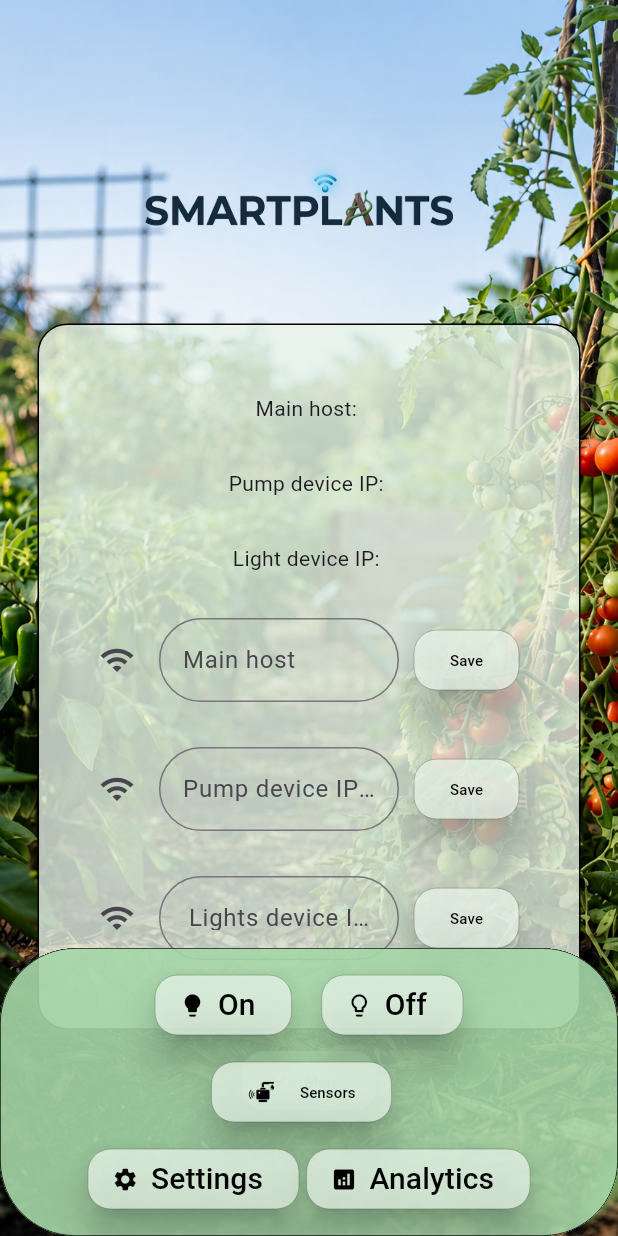
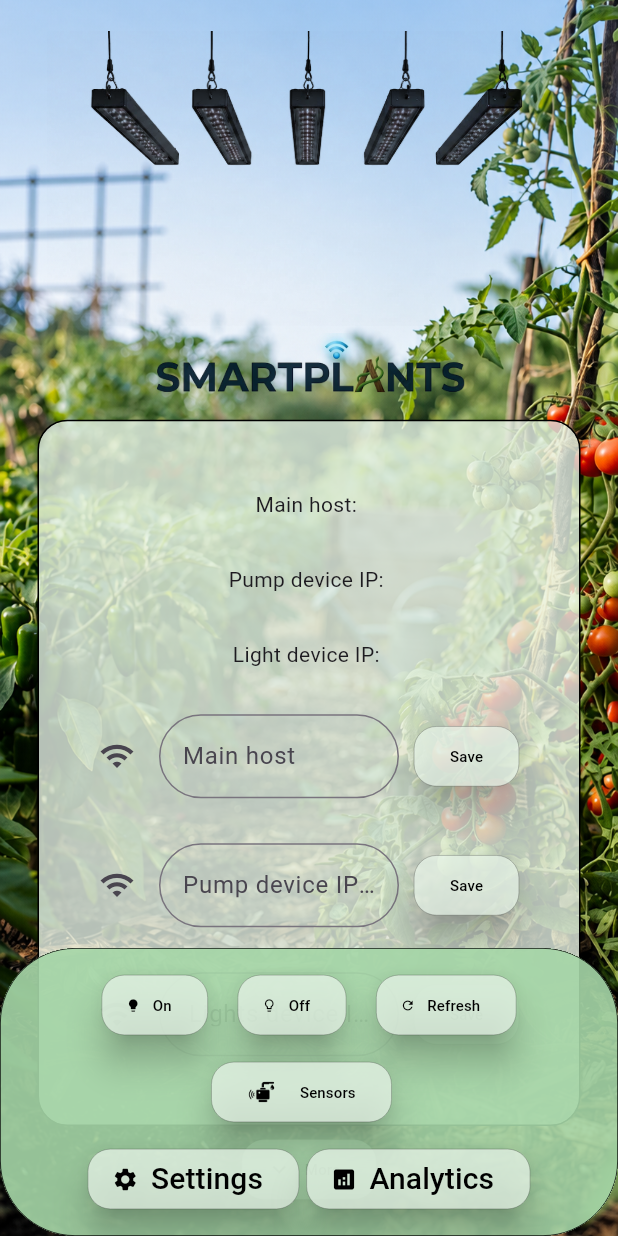
Before and after one commit to KacperKarolJanicki/SmartPlants, a Flutter app: the screen it shows after launch, after a tap on "More", on a phone screen of 412 x 824 dp. Run offline on Flutter 3.47's test engine with Material 3 defaults, Android fonts, the light colour scheme and no system bars; our stand-ins replace shared_preferences, syncfusion_flutter_charts; missing offline and left inert: backend_connection.

Commit message:
Night / Day state added and widget with lamps state. It's a temporary solution, because my time for work with module on balcony is limited (place is also , and I'm not living alone)

```diff
--- a/flutter_app/lib/main.dart
+++ b/flutter_app/lib/main.dart
@@ -2,10 +2,12 @@ import 'package:esp32_module/views/analitics/analytics.dart';
 import 'package:esp32_module/views/settings/components/wireless_settings.dart';
 import 'package:esp32_module/views/settings/settings.dart';
 import 'package:esp32_module/widget_components/app_style_scaffold.dart';
+import 'package:esp32_module/widget_components/lights_widget.dart';
 import 'package:esp32_module/widget_components/pomp_toolbar.dart';
 import 'package:esp32_module/widget_components/sensor_percentage_toolbar.dart';
 import 'package:flutter/material.dart';
 import 'package:backend_connection/backend_connection.dart';
+import 'function_components/local_data_storage.dart';
 import 'widget_components/container_widget.dart';
 import 'widget_components/button.dart';
 import 'function_components/connection.dart';
@@ -34,12 +36,21 @@ class _MyHomePageState extends State<MyHomePage> {
 
   String connectionIconPath = '';
   bool percentageLoading = false;
-  bool light = false;
+  bool lightLoading = false;
 
   void connection() async {
     setState(() {
       isLoading = true;
+      lightLoading = true;
     });
+    if(lightsOn){
+    currentLightsState = await backend.download(
+        '$host/light',
+        '$host/light').whenComplete((){
+          setState(() {
+            lightLoading = false;
+          });
+    });}
     fromSensorsData = await backend.download('$host/ground_data', '$host/ground_data', headers: {'deviceIp':pumpDeviceIP}).whenComplete((){
       setState(() {
         isLoading = false;
@@ -58,10 +69,11 @@ class _MyHomePageState extends State<MyHomePage> {
     return AppStyleScaffold(body: Center(
         child:
         Column(
-            spacing: 10,
+            spacing: 5,
             mainAxisAlignment: .center,
             children: [
-              Image.asset('assets/images/appBar.png',
+              lightLoading ? LightsOff() : currentLightsState == 'light_on' ?  lightsOn ? LightsOn() : LightsOff() : LightsOff(),
+              Image.asset('assets/images/$appBar',
                   width: MediaQuery
                       .of(context)
                       .size
@@ -72,7 +84,7 @@ class _MyHomePageState extends State<MyHomePage> {
               pumpDeviceIP
                   .replaceAll('http://', '')
                   .isNotEmpty ? ContainerWidget(
-                  width: 325, height: 525, scrollable: true,
+                  width: 325, height: 425, scrollable: true,
                   children: [
                     SizedBox(height: 10),
                     PompToolbar(
@@ -129,31 +141,49 @@ class _MyHomePageState extends State<MyHomePage> {
                               spacing: 10,
                               children: [
                                 OverflowBar(
+                                    alignment: MainAxisAlignment.center,
                                     spacing: 20,
                                     children: [
                                       AppStyleButton(onPressed: () {
+                                        if (lightsOn == false) {
+                                          setState(() {
+                                            lightsOn = true;
+                                          });
                                           backend.send(
                                               '$host/light',
                                               '$host/light',
                                               data: {"turn_on": true},
                                               headers: {
-                                              'deviceIP': lightsDeviceIP
+                                                'deviceIP': lightsDeviceIP,
                                               });
-                                      },
-                                          buttonText: "On",
-                                          icon: Icon(Icons.lightbulb)),
+                                          LocalDataStorage('lightsState').setData(lightsOn.toString());
+                                        }
+                                      }, buttonText: "On", fontSize: 10, icon: Icon(Icons.lightbulb, size: 10)),
                                       AppStyleButton(onPressed: () {
+                                        setState(() {
+                                          lightsOn = false;
+                                        });
                                         backend.send(
                                             '$host/light',
                                             '$host/light',
                                             data: {"turn_on": false},
                                             headers: {
-                                              'deviceIP': lightsDeviceIP
+                                              'deviceIP': lightsDeviceIP,
                                             });
-                                      },
-                                          buttonText: "Off",
-                                          icon: Icon(
-                                              Icons.lightbulb_outline)),
+                                        LocalDataStorage('lightsState').setData(lightsOn.toString());
+                                      }, buttonText: "Off", fontSize: 10, icon: Icon(Icons.lightbulb_outline, size: 10)),
+                                      AppStyleButton(onPressed: () async {
+                                        setState(() {
+                                          lightLoading = true;
+                                        });
+                                        currentLightsState = await backend.download(
+                                            '$host/light',
+                                            '$host/light').whenComplete((){
+                                              setState(() {
+                                                lightLoading = false;
+                                              });
+                                        });
+                                      }, buttonText: "Refresh", fontSize: 10, icon: Icon(Icons.refresh, size: 10)),
                                     ]),
                                 OverflowBar(
                                     spacing: 10,
--- a/flutter_app/lib/views/settings/components/wireless_settings.dart
+++ b/flutter_app/lib/views/settings/components/wireless_settings.dart
@@ -1,6 +1,7 @@
 import 'package:esp32_module/function_components/local_data_storage.dart';
 import 'package:esp32_module/widget_components/button.dart';
 import 'package:esp32_module/widget_components/container_widget.dart';
+import 'package:esp32_module/widget_components/lights_widget.dart';
 import 'package:esp32_module/widget_components/text_field.dart';
 import 'package:flutter/material.dart';
 import '../../../function_components/connection.dart';
@@ -12,6 +13,7 @@ Future<void> getIP() async {
   pumpDeviceIP = await LocalDataStorage('pump_ip').getData('');
   lightsDeviceIP = await LocalDataStorage('lights_ip').getData('');
   host = await LocalDataStorage('main_host').getData('');
+  lightsOn = bool.parse(await LocalDataStorage('lightsState').getData('light_off'));
 }
 
 class WirelessSettings extends StatefulWidget {
--- a/flutter_app/lib/widget_components/app_style_scaffold.dart
+++ b/flutter_app/lib/widget_components/app_style_scaffold.dart
@@ -1,10 +1,43 @@
+import 'package:backend_connection/backend_connection.dart';
 import 'package:flutter/material.dart';
 
-class AppStyleScaffold extends StatelessWidget {
+String appBar = 'appBar.png';
+
+class AppStyleScaffold extends StatefulWidget {
 
   final Widget? body;
 
   const AppStyleScaffold({super.key, required this.body});
+  @override
+  State<AppStyleScaffold> createState() => _AppStyleScaffoldState();
+}
+
+class _AppStyleScaffoldState extends State<AppStyleScaffold> {
+
+  Map<String,dynamic> sunsetData = {};
+  String sunset = '2026-08-${DateTime.now().day}T22:00:17+00:00';
+  String sunsetHost = 'https://api.sunrise-sunset.org/json?lat=52.193346&lng=20.899060&formatted=0';
+
+  void sunriseSunset() async {
+    sunsetData = await backend.download(sunsetHost, sunsetHost);
+    sunset = sunsetData['results']['sunset'];
+    if(DateTime.now().hour > DateTime.parse(sunset).hour)
+    {
+      setState(() {
+        appBar = 'appbar_night.png';
+      });
+    } else {
+      setState(() {
+        appBar = 'appBar.png';
+      });
+    }
+  }
+
+  @override
+  void initState() {
+    super.initState();
+    sunriseSunset();
+  }
 
   @override
   Widget build(BuildContext context) {
@@ -13,8 +46,8 @@ class AppStyleScaffold extends StatelessWidget {
           decoration: ShapeDecoration(shape: RoundedRectangleBorder(),
               image: DecorationImage(
                   fit: BoxFit.cover,
-                  image: AssetImage('assets/images/background.png'))),
-          child: body),
+                  image: AssetImage('assets/images/${DateTime.now().hour > DateTime.parse(sunset).hour ? 'background_night' : 'background'}.png'))),
+          child: widget.body),
     );
   }
 }
--- /dev/null
+++ b/flutter_app/lib/widget_components/lights_widget.dart
@@ -0,0 +1,26 @@
+import 'package:flutter/material.dart';
+
+String currentLightsState = '';
+bool lightsOn = false;
+
+class LightsOn extends StatelessWidget {
+
+  const LightsOn({super.key});
+
+  @override
+  Widget build(BuildContext context){
+    return Image.asset(
+        'assets/images/lightson.png', width: 350);
+  }
+}
+
+class LightsOff extends StatelessWidget {
+
+  const LightsOff({super.key});
+
+  @override
+  Widget build(BuildContext context){
+    return Image.asset(
+        'assets/images/lightsoff.png', width: 350);
+  }
+}
```
Also changed, not shown: flutter_app/assets/images/appBar.png, flutter_app/assets/images/appbar_night.png (added), flutter_app/assets/images/background_night.png (added), flutter_app/assets/images/lightsoff.png (added), flutter_app/assets/images/lightson.png (added). Lines whose indentation alone changed are shown as unchanged.
